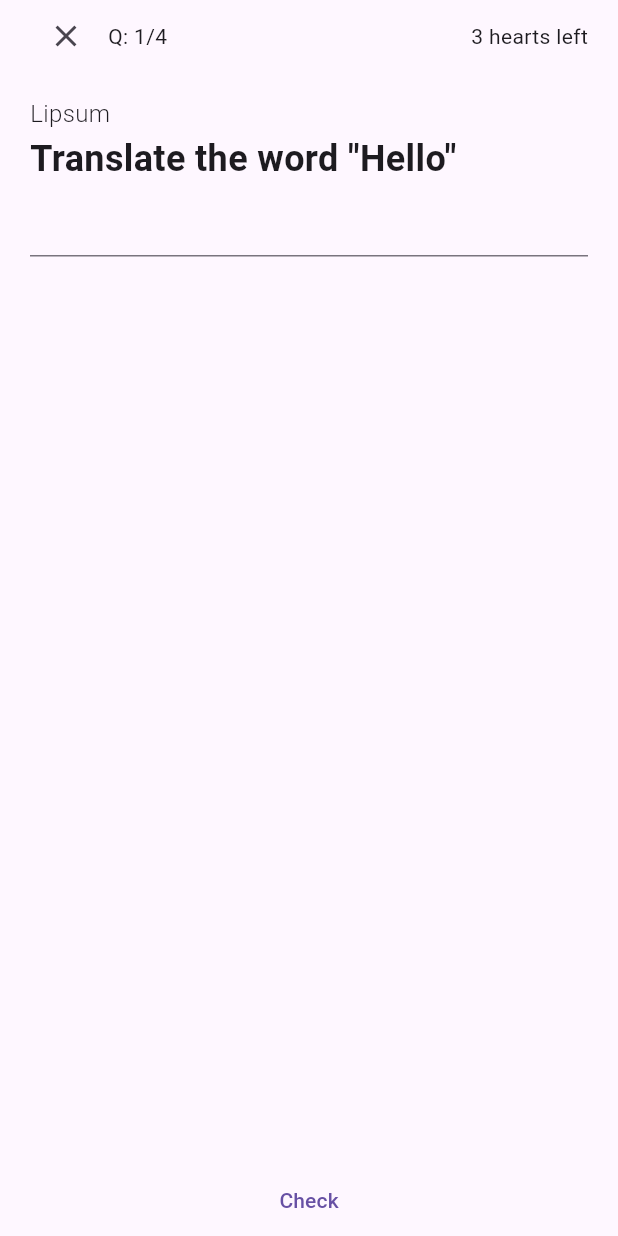
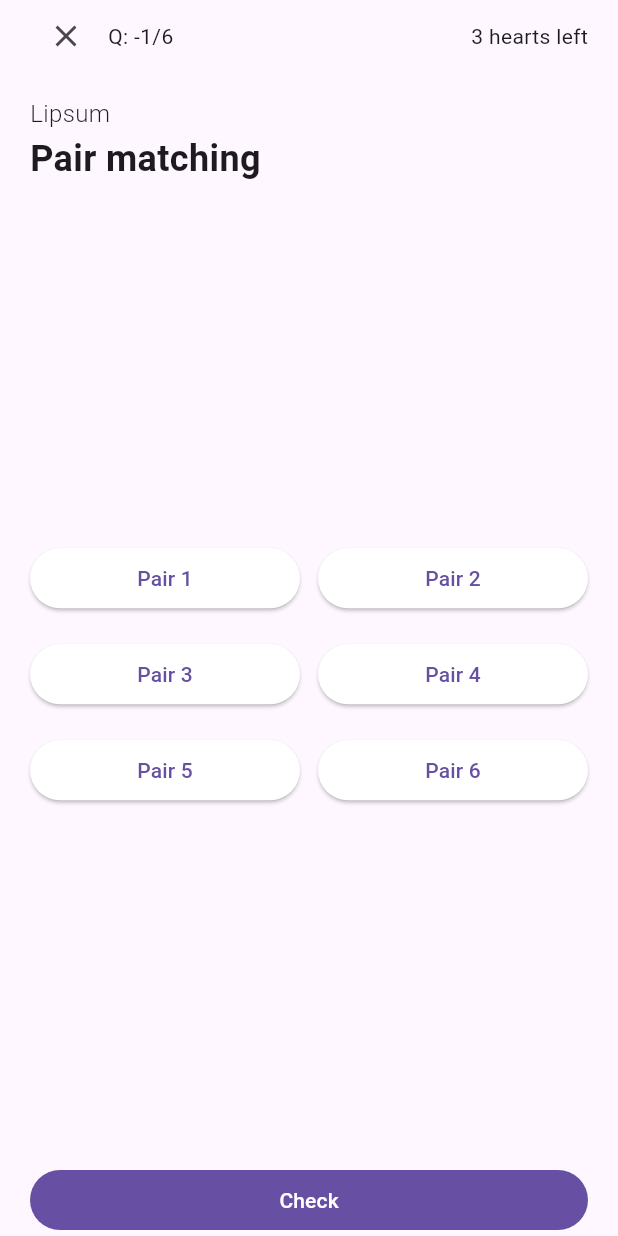
Before and after one commit to catQuantumCat/language-app, a Flutter app: the screen it shows after launch, after a tap on an icon or button, on a phone screen of 412 x 824 dp. Run offline on Flutter 3.47's test engine with Material 3 defaults, Android fonts, the phone set to English and light mode, and no system bars; our stand-ins replace equatable, flutter_bloc.

Commit message:
Add: pair matching exercise type

```diff
--- a/mobile/lib/data/dummy/dummy_data.dart
+++ b/mobile/lib/data/dummy/dummy_data.dart
@@ -4,28 +4,86 @@ import 'package:language_app/data/models/challenge.dart';
 import 'package:language_app/data/models/challenge_option.dart';
 import 'package:language_app/data/models/challenge_data.dart';
 
-List<ChallengeOption> dummyChallengeOptions = [
-  ChallengeOption(id: 1, challengeId: 1, correct: true, text: 'Option 1'),
-  ChallengeOption(id: 2, challengeId: 1, correct: false, text: 'Option 2'),
-  ChallengeOption(id: 3, challengeId: 1, correct: true, text: 'Option 3'),
-  ChallengeOption(id: 4, challengeId: 1, correct: false, text: 'Option 4'),
-  ChallengeOption(
+List<MultipleChoiceOption> dummyChallengeOptions = [
+  MultipleChoiceOption(id: 1, challengeId: 1, correct: true, text: 'Option 1'),
+  MultipleChoiceOption(id: 2, challengeId: 1, correct: false, text: 'Option 2'),
+  MultipleChoiceOption(id: 3, challengeId: 1, correct: true, text: 'Option 3'),
+  MultipleChoiceOption(id: 4, challengeId: 1, correct: false, text: 'Option 4'),
+  MultipleChoiceOption(
       id: 90,
       challengeId: 2,
       correct: true,
       text: 'Option 3',
       imageUrl: 'assets/duck.jpg'),
-  ChallengeOption(id: 100, challengeId: 2, correct: false, text: 'Option 4', imageUrl: 'assets/scence.JPG'),
+  MultipleChoiceOption(
+      id: 100,
+      challengeId: 2,
+      correct: false,
+      text: 'Option 4',
+      imageUrl: 'assets/scence.JPG'),
+];
+
+List<ChallengeOption> dummyOrderOptions = [
+  ChallengeOption(id: 0, challengeId: 0, text: 'One'),
+  ChallengeOption(id: 1, challengeId: 0, text: 'Two'),
+  ChallengeOption(id: 2, challengeId: 0, text: 'Three'),
+  ChallengeOption(id: 3, challengeId: 0, text: 'Option with'),
+  ChallengeOption(id: 4, challengeId: 0, text: 'Another option'),
+  ChallengeOption(id: 5, challengeId: 0, text: 'Yet '),
+  ChallengeOption(id: 6, challengeId: 0, text: 'A very long'),
+];
+
+List<PairMatchingOption> dummyPairMatchingOptions = [
+  PairMatchingOption(
+      id: 1,
+      challengeId: 3,
+      text: 'Pair 1',
+      pairId: 1,
+      column: PairMachingEnum.left),
+  PairMatchingOption(
+      id: 2,
+      challengeId: 3,
+      text: 'Pair 2',
+      pairId: 1,
+      column: PairMachingEnum.right),
+  PairMatchingOption(
+      id: 3,
+      challengeId: 3,
+      text: 'Pair 3',
+      pairId: 2,
+      column: PairMachingEnum.left),
+  PairMatchingOption(
+      id: 4,
+      challengeId: 3,
+      text: 'Pair 4',
+      pairId: 2,
+      column: PairMachingEnum.right),
+  PairMatchingOption(
+      id: 5,
+      challengeId: 3,
+      text: 'Pair 5',
+      pairId: 3,
+      column: PairMachingEnum.left),
+  PairMatchingOption(
+      id: 6,
+      challengeId: 3,
+      text: 'Pair 6',
+      pairId: 3,
+      column: PairMachingEnum.right),
 ];
 
 List<Challenge> dummyChallenges = [
   Challenge(
-      id: 1,
+      id: -1,
       lessonId: 1,
-      order: 1,
-      question: 'Translate the word "Hello"',
-      data: TranslateChallengeData(answers: ['hello']),
-      type: ChallengeType.translateWritten),
+      order: -1,
+      question: 'Pair matching',
+      data: PairMatchingChallengeData(
+        options: dummyPairMatchingOptions
+            .where((option) => option.challengeId == 3)
+            .toList(),
+      ),
+      type: ChallengeType.pairMatching),
   Challenge(
       id: 2,
       lessonId: 1,
@@ -37,6 +95,21 @@ List<Challenge> dummyChallenges = [
             .toList(),
       ),
       type: ChallengeType.multipleChoice),
+  Challenge(
+      id: 0,
+      lessonId: 1,
+      order: 0,
+      question: "Sentence order, length of 3",
+      data: SentenceOrderChallengeData(
+          options: dummyOrderOptions, optionLength: 3),
+      type: ChallengeType.sentenceOrder),
+  Challenge(
+      id: 1,
+      lessonId: 1,
+      order: 1,
+      question: 'Translate the word "Hello"',
+      data: TranslateChallengeData(answers: ['hello']),
+      type: ChallengeType.translateWritten),
   Challenge(
       id: 3,
       lessonId: 1,
--- a/mobile/lib/data/models/challenge.dart
+++ b/mobile/lib/data/models/challenge.dart
@@ -14,6 +14,7 @@ class Challenge {
   int order;
   String question;
   ChallengeData data;
+  String? instruction;
 
   Challenge(
       {required this.id,
--- a/mobile/lib/data/models/challenge_option.dart
+++ b/mobile/lib/data/models/challenge_option.dart
@@ -1,16 +1,54 @@
 class ChallengeOption {
-  int id;
-  int challengeId;
-  bool correct;
+  final int id;
+  final int challengeId;
   // int order
-  String text;
-  String? audioUrl;
-  String? imageUrl;
+  final String text;
+  final String? audioUrl;
+  final String? imageUrl;
   ChallengeOption(
       {required this.id,
       required this.challengeId,
-      required this.correct,
       required this.text,
       this.imageUrl,
       this.audioUrl});
 }
+
+class MultipleChoiceOption extends ChallengeOption {
+  final bool correct;
+
+  MultipleChoiceOption(
+      {required super.id,
+      required super.challengeId,
+      required this.correct,
+      required super.text,
+      super.audioUrl,
+      super.imageUrl});
+}
+
+enum PairMachingEnum { left, right }
+
+class PairMatchingOption extends ChallengeOption {
+  final int pairId;
+  final PairMachingEnum column;
+
+  /*
+   {
+        "audioUrl": null,
+        "imageUrl": null,
+        "_id": "67c04f36a18b6f59b741ae3a",
+        "exerciseId": "67c04ac8a18b6f59b741ae2e",
+        "text": "Cow",
+        "pairId": 3,
+        "column": "left"
+      },
+  */
+
+  PairMatchingOption(
+      {required super.id,
+      required super.challengeId,
+      required super.text,
+      required this.pairId,
+      required this.column,
+      super.imageUrl,
+      super.audioUrl});
+}
--- /dev/null
+++ b/mobile/lib/domain/repo/lesson_repo.dart
@@ -0,0 +1,4 @@
+//Interface for LessonRepoImp
+import 'package:language_app/data/models/challenge.dart';
+
+abstract class LessonRepo {}
--- a/mobile/lib/modules/lesson/lesson_view.dart
+++ b/mobile/lib/modules/lesson/lesson_view.dart
@@ -24,7 +24,7 @@ class LessonPage extends StatelessWidget {
         actions: [
           TextButton(
             onPressed: () {
-              Navigator.pop(dialogContext);
+              Navigator.pop(dialogContext) ;
               _returnToMenuTapped(context);
             },
             child: Text("Return to menu"),
--- a/mobile/lib/modules/lesson/widget/challenge/base_challenge_widget.dart
+++ b/mobile/lib/modules/lesson/widget/challenge/base_challenge_widget.dart
@@ -3,10 +3,12 @@ import 'package:language_app/data/models/challenge.dart';
 import 'package:language_app/data/models/challenge_option.dart';
 import 'package:language_app/modules/lesson/bloc/lesson_bloc.dart';
 import 'package:language_app/modules/lesson/widget/challenge/multiple_choices_challenge_widget.dart';
+import 'package:language_app/modules/lesson/widget/challenge/pair_matching_challenge_widget.dart';
+import 'package:language_app/modules/lesson/widget/challenge/sentence_order_challenge_widget.dart';
 import 'package:language_app/modules/lesson/widget/challenge/translate_challenge_widget.dart';
 
 class ChallengeWidgetFactory {
-  static BaseChallengeWidget<T> produce<T>(
+  static BaseChallengeWidget produce<T>(
       {required Challenge challenge,
       required void Function(T? userAnswer) onAnswerTapped,
       required AnswerStatus answerStatus}) {
@@ -16,17 +18,27 @@ class ChallengeWidgetFactory {
           challenge: challenge,
           onAnswerTapped: onAnswerTapped as void Function(ChallengeOption?),
           answerStatus: answerStatus,
-        ) as BaseChallengeWidget<T>;
+        );
 
       case ChallengeType.translateWritten:
         return TranslateChallengeWidget(
           challenge: challenge,
           onAnswerTapped: onAnswerTapped as void Function(String?),
           answerStatus: answerStatus,
-        ) as BaseChallengeWidget<T>;
+        );
 
-      default:
-        throw UnimplementedError();
+      case ChallengeType.sentenceOrder:
+        return SentenceOrderChallengeWidget(
+            challenge: challenge,
+            onAnswerTapped:
+                onAnswerTapped as void Function(List<ChallengeOption>?),
+            answerStatus: answerStatus);
+
+      case ChallengeType.pairMatching:
+        return PairMatchingChallengeWidget(
+            challenge: challenge,
+            onAnswerTapped: onAnswerTapped as void Function(void),
+            answerStatus: answerStatus);
     }
   }
 }
@@ -63,15 +75,25 @@ abstract class BaseChallengeWidget<T> extends StatelessWidget {
     return Column(
       children: [
         questionStack(),
+        SizedBox(height: 16),
         Expanded(
           child: AbsorbPointer(
             absorbing: answerStatus != AnswerStatus.none,
             child: bodyWidgetBuilder(),
           ),
         ),
-        TextButton(
-            onPressed: () => onAnswerTapped(currentAnswer),
-            child: Text(_getButtonLabel()))
+        SizedBox(
+          height: 16,
+        ),
+        Row(
+          children: [
+            Expanded(
+              child: FilledButton(
+                  onPressed: () => onAnswerTapped(currentAnswer),
+                  child: Text(_getButtonLabel())),
+            ),
+          ],
+        )
       ],
     );
   }
--- /dev/null
+++ b/mobile/lib/modules/lesson/widget/challenge/pair_matching_challenge_widget.dart
@@ -0,0 +1,147 @@
+import 'package:flutter/material.dart';
+import 'package:language_app/data/models/challenge_data.dart';
+import 'package:language_app/data/models/challenge_option.dart';
+import 'package:language_app/modules/lesson/widget/challenge/base_challenge_widget.dart';
+
+// ignore: must_be_immutable
+class PairMatchingChallengeWidget extends BaseChallengeWidget<bool> {
+  PairMatchingChallengeWidget(
+      {super.key,
+      required super.challenge,
+      required super.onAnswerTapped,
+      required super.answerStatus});
+
+  @override
+  Widget bodyWidgetBuilder() {
+    return PairChoices(
+      onAnswerTapped: onAnswerTapped,
+      challengeData: ((challenge.data) as PairMatchingChallengeData),
+    );
+  }
+}
+
+class PairChoices extends StatefulWidget {
+  const PairChoices(
+      {super.key, required this.onAnswerTapped, required this.challengeData});
+
+  final void Function(bool) onAnswerTapped;
+
+  final PairMatchingChallengeData challengeData;
+
+  @override
+  State<PairChoices> createState() => _PairChoicesState();
+}
+
+class _PairChoicesState extends State<PairChoices> {
+  late List<PairMatchingOption> leftOptions;
+  late List<PairMatchingOption> rightOptions;
+
+  Set<PairMatchingOption> selectedOptions = {};
+
+  PairMatchingOption? selectedLeft;
+  PairMatchingOption? selectedRight;
+
+
+  @override
+  void initState() {
+    super.initState();
+
+    leftOptions = widget.challengeData.options
+        .where((option) => option.column == PairMachingEnum.left)
+        .toList();
+    rightOptions = widget.challengeData.options
+        .where((option) => option.column == PairMachingEnum.right)
+        .toList();
+  }
+
+  void _onPairTapped(PairMatchingOption selectedOption) {
+    switch (selectedOption.column) {
+      case PairMachingEnum.left:
+        setState(() {
+          selectedLeft =
+              (selectedLeft == selectedOption) ? null : selectedOption;
+        });
+        break;
+      case PairMachingEnum.right:
+        setState(() {
+          selectedRight =
+              (selectedRight == selectedOption) ? null : selectedOption;
+        });
+        break;
+    }
+
+    if (selectedLeft == null || selectedRight == null) return;
+
+    if (_checkLocalPair()) {
+      setState(() {
+        selectedOptions.addAll({selectedLeft!, selectedRight!});
+      });
+
+      _hasFinished();
+    }
+
+    setState(() {
+      selectedLeft = null;
+      selectedRight = null;
+    });
+  }
+
+  bool _checkLocalPair() {
+    if (selectedLeft == null || selectedRight == null) return false;
+
+    return (widget.challengeData.checkPair(selectedLeft!, selectedRight!));
+  }
+
+  void _hasFinished() {
+    if (selectedOptions.length != widget.challengeData.options.length) return;
+
+    widget.onAnswerTapped(true);
+  }
+
+  Widget _columnBuilder({required List<PairMatchingOption> using}) {
+    return Expanded(
+        child: Column(
+      mainAxisAlignment: MainAxisAlignment.center,
+      crossAxisAlignment: CrossAxisAlignment.stretch,
+      children: using
+          .map((option) => Padding(
+                padding: const EdgeInsets.symmetric(vertical: 8.0),
+                child: ElevatedButton(
+                    style: ButtonStyle(
+                        backgroundColor: WidgetStatePropertyAll<Color>(
+                            _getColor(of: option))),
+                    onPressed: selectedOptions.contains(option) == true
+                        ? null
+                        : () => _onPairTapped(option),
+                    child: Text(option.text)),
+              ))
+          .toList(),
+    ));
+  }
+
+  Color _getColor({required PairMatchingOption of}) {
+    if (selectedOptions.contains(of)) {
+      return Colors.grey;
+    }
+
+    if ((selectedLeft != null && of.id == selectedLeft!.id) ||
+        (selectedRight != null && of.id == selectedRight!.id)) {
+      return Colors.cyanAccent;
+    }
+
+    return Colors.white;
+  }
+
+  @override
+  Widget build(BuildContext context) {
+    return Center(
+      child: Row(
+        children: [
+          _columnBuilder(using: leftOptions),
+          SizedBox(width: 12),
+          _columnBuilder(using: rightOptions),
+        ],
+      ),
+    );
+  }
+}
```
Also changed, not shown: mobile/lib/data/models/challenge_data.dart (+38 -2 lines), mobile/lib/data/models/lesson.dart (+6 -8 lines), mobile/lib/modules/lesson/widget/challenge/multiple_choices_challenge_widget.dart (+45 -15 lines), mobile/lib/modules/lesson/widget/challenge/sentence_order_challenge_widget.dart (added, +153 -0 lines), mobile/lib/utils/button_color.dart (added, +20 -0 lines).
